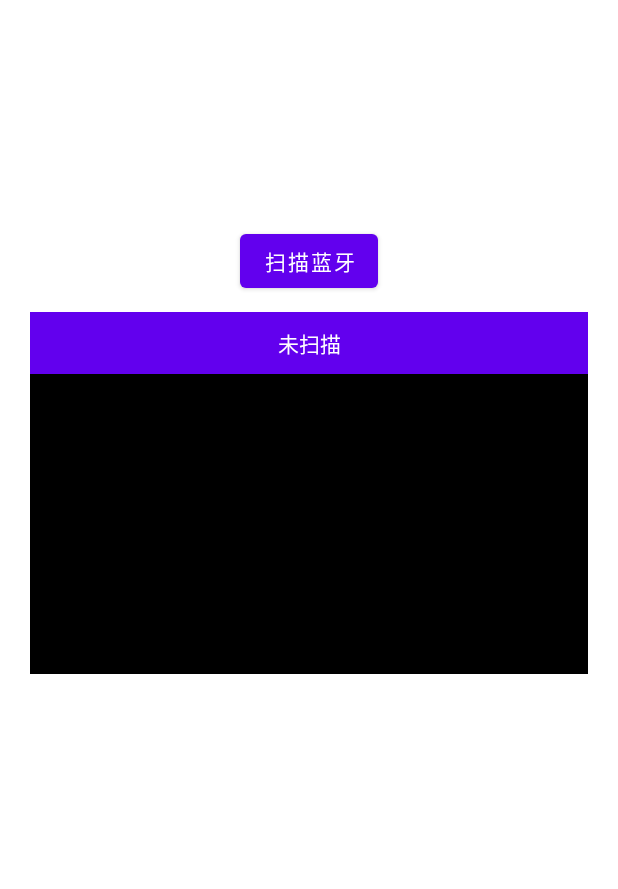
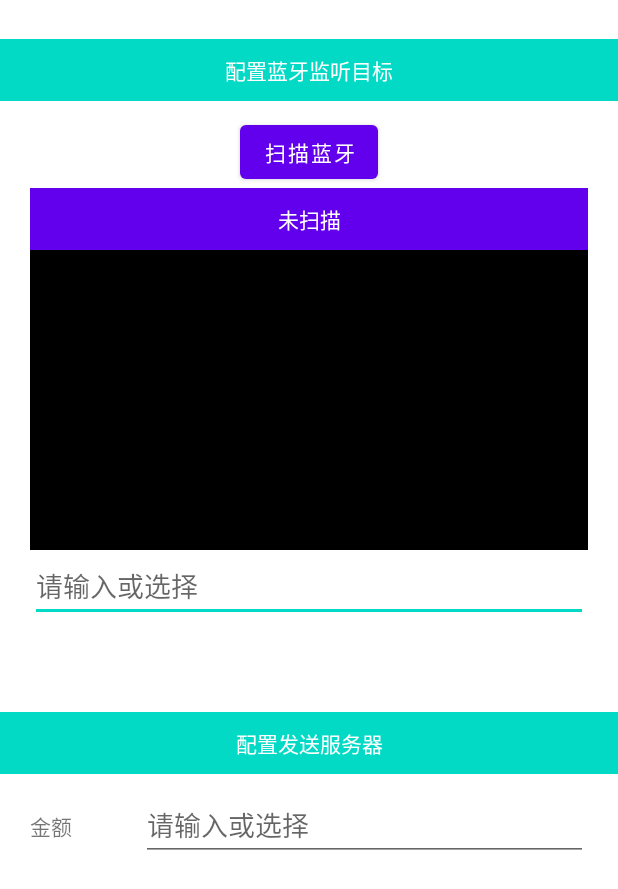
Before and after one commit to dingshaohua-cn/BluetoothUploader, an Android app: the screen it shows after launch (MainActivity), on a phone screen of 412 x 824 dp. Shown: the top 889 px of the screen. Run offline under Robolectric (Android 15) with nearby library versions, the phone set to English and light mode, and no system bars.

Commit message:
feat: 优化

```diff
--- a/app/src/main/java/com/example/bluetoothuploader/MainActivity.java
+++ b/app/src/main/java/com/example/bluetoothuploader/MainActivity.java
@@ -11,14 +11,10 @@ import android.os.Handler;
 import android.util.Log;
 import android.view.View;
 import android.widget.*;
-
 import androidx.appcompat.app.AppCompatActivity;
 import androidx.core.app.ActivityCompat;
-
 import java.util.ArrayList;
 import java.util.List;
-import java.util.Timer;
-import java.util.TimerTask;
 
 public class MainActivity extends AppCompatActivity {
     private final int PermissionsCode_BlueScan = 0;
@@ -32,6 +28,8 @@ public class MainActivity extends AppCompatActivity {
     BluetoothAdapter bluetoothAdapter;
     private TextView statusDom;
     private Button btnDom;
+    private EditText macDom;
+
 
     @Override
     protected void onCreate(Bundle savedInstanceState) {
@@ -42,6 +40,15 @@ public class MainActivity extends AppCompatActivity {
         adapter = new ConnectionAdapter(MainActivity.this, R.layout.son_layout, connectionList);
         ListView listView = (ListView) findViewById(R.id.list_view);
         listView.setAdapter(adapter);
+        macDom =findViewById(R.id.macDom);
+        listView.setOnItemClickListener(new AdapterView.OnItemClickListener() {
+            @Override
+            public void onItemClick(AdapterView<?> parent, View view,int position, long id) {
+                Connection connect = connectionList.get(position);
+                macDom.setText(connect.getAdds());
+            }
+
+        });
 
         // 动态获取权限
         String[] permissions = {Manifest.permission.ACCESS_FINE_LOCATION, Manifest.permission.BLUETOOTH_SCAN, Manifest.permission.BLUETOOTH_CONNECT};
--- a/app/src/main/res/layout/activity_main.xml
+++ b/app/src/main/res/layout/activity_main.xml
@@ -7,27 +7,39 @@
     tools:context=".MainActivity">
 
     <LinearLayout
-        android:layout_width="wrap_content"
+        android:layout_width="match_parent"
         android:layout_height="600dp"
         android:gravity="center"
         android:orientation="vertical"
         tools:ignore="MissingConstraints">
 
-        <Button
-            android:id="@+id/button"
-            android:layout_width="wrap_content"
+
+        <TextView
+            android:layout_width="match_parent"
             android:layout_height="wrap_content"
-            android:text="扫描蓝牙" />
+            android:background="@color/teal_200"
+            android:gravity="center"
+            android:padding="10dp"
+            android:text="配置蓝牙监听目标"
+            android:textColor="@color/white" />
+
+
+
 
         <LinearLayout
             android:layout_marginTop="10dp"
-            android:layout_width="wrap_content"
+            android:layout_width="match_parent"
             android:gravity="center"
             android:orientation="vertical"
             android:paddingLeft="20dp"
             android:paddingRight="20dp"
             android:layout_height="wrap_content">
 
+            <Button
+                android:id="@+id/button"
+                android:layout_width="wrap_content"
+                android:layout_height="wrap_content"
+                android:text="扫描蓝牙" />
             <TextView
                 android:id="@+id/status"
                 android:layout_width="match_parent"
@@ -46,6 +58,57 @@
                 android:background="@color/material_dynamic_neutral0"
                 android:overScrollMode="never"
                 android:padding="10dp"/>
+            <EditText
+                android:id="@+id/macDom"
+                android:layout_width="match_parent"
+                android:layout_height="wrap_content"
+                android:inputType="text"
+                android:hint="请输入或选择 "
+                android:textColor="@color/black"/>
         </LinearLayout>
+
+
+                <TextView
+                    android:layout_width="match_parent"
+                    android:layout_height="wrap_content"
+                    android:background="@color/teal_200"
+                    android:gravity="center"
+                    android:padding="10dp"
+                    android:layout_marginTop="60dp"
+                    android:text="配置发送服务器"
+                    android:textColor="@color/white" />
+
+
+
+
+        <LinearLayout
+            android:layout_marginTop="10dp"
+            android:layout_width="match_parent"
+            android:gravity="center"
+            android:orientation="vertical"
+            android:paddingLeft="20dp"
+            android:paddingRight="20dp"
+            android:layout_height="wrap_content">
+            <LinearLayout
+                android:layout_width="match_parent"
+                android:orientation="horizontal"
+                android:layout_height="wrap_content">
+                <TextView
+                    android:layout_width="0dp"
+                    android:text="金额"
+                    android:layout_weight="1"
+                    android:layout_height="wrap_content"/>
+
+                <EditText
+                    android:id="@+id/a"
+                    android:layout_width="0dp"
+                    android:layout_height="wrap_content"
+                    android:inputType="text"
+                    android:hint="请输入或选择 "
+                    android:layout_weight="4"
+                    android:textColor="@color/black"/>
+            </LinearLayout>
+        </LinearLayout>
+
     </LinearLayout>
 </androidx.constraintlayout.widget.ConstraintLayout>
--- a/app/src/main/res/values/strings.xml
+++ b/app/src/main/res/values/strings.xml
@@ -1,3 +1,3 @@
 <resources>
-    <string name="app_name">蓝牙上传器</string>
+    <string name="app_name">蓝牙监听</string>
 </resources>
```
